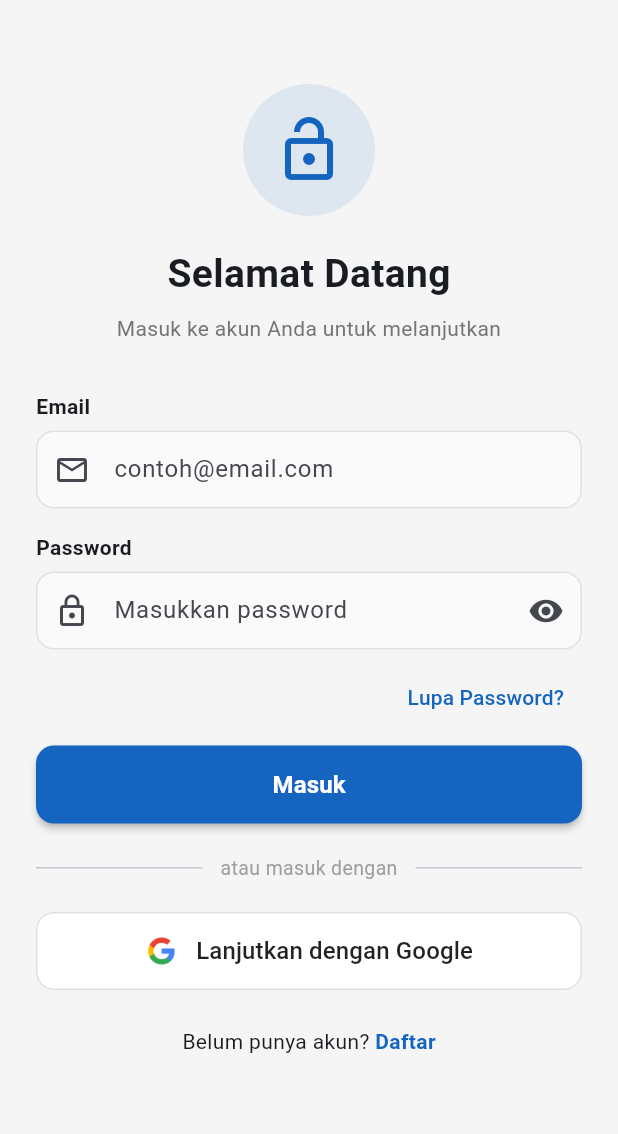
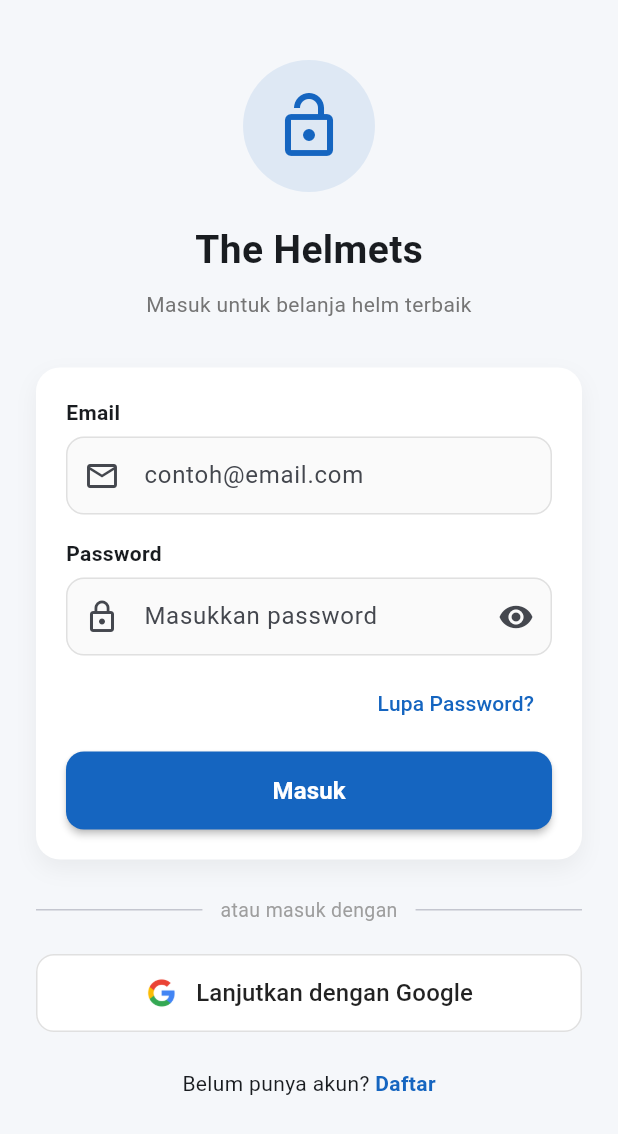
Before and after one commit to CoupDerace/UTS_helm_1123150012, a Flutter app: the screen it shows after launch, on a phone screen of 412 x 824 dp. Shown: the top 1134 px of the screen. Run offline on Flutter 3.47's test engine with Material 3 defaults, Android fonts, the phone set to English and light mode, and no system bars; our stand-ins replace dio, email_validator, equatable, firebase_auth, firebase_core, flutter_secure_storage and 1 more; accounts and stored records are empty.

Commit message:
fix file
benerin dikit

```diff
--- a/lib/core/constants/api_constant.dart
+++ b/lib/core/constants/api_constant.dart
@@ -1,5 +1,5 @@
 class ApiConstant {
-  static const String baseUrl = 'http://10.0.2.2:8080/v1';
+  static const String baseUrl = 'http://10.86.2.204:8080/v1';
 
   //auth endpoints
   static const String verifyToken = '/auth/verify-token';
--- a/lib/features/auth/presentation/pages/login_page.dart
+++ b/lib/features/auth/presentation/pages/login_page.dart
@@ -2,6 +2,7 @@
 import 'package:provider/provider.dart';
 import 'package:email_validator/email_validator.dart';
 import 'package:firebase_auth/firebase_auth.dart' hide AuthProvider;
+
 import '../providers/auth_provider.dart';
 import '../../../../core/routes/app_router.dart';
 import '../widgets/auth_header.dart';
@@ -10,6 +11,7 @@
 import '../widgets/loading_overlay.dart';
 import '../widgets/divider_with_text.dart';
 import '../widgets/google_sign_in_button.dart';
+
 class LoginPage extends StatefulWidget {
   const LoginPage({super.key});
 
@@ -30,7 +32,6 @@
     super.dispose();
   }
 
-  /// Handler untuk login email/password
   Future<void> _loginEmail() async {
     if (!_formKey.currentState!.validate()) return;
 
@@ -44,7 +45,6 @@
     _handleLoginResult(ok, auth);
   }
 
-  /// Handler untuk login Google
   Future<void> _loginGoogle() async {
     final auth = context.read<AuthProvider>();
     final ok = await auth.loginWithGoogle();
@@ -52,7 +52,6 @@
     _handleLoginResult(ok, auth);
   }
 
-  /// Routing berdasarkan hasil login
   void _handleLoginResult(bool ok, AuthProvider auth) {
     if (ok) {
       Navigator.pushReplacementNamed(context, AppRouter.dashboard);
@@ -73,6 +72,7 @@
     showDialog(
       context: context,
       builder: (_) => AlertDialog(
+        shape: RoundedRectangleBorder(borderRadius: BorderRadius.circular(16)),
         title: const Text('Reset Password'),
         content: CustomTextField(
           label: 'Email',
@@ -107,20 +107,39 @@
       isLoading: isLoading,
       message: 'Masuk ke akun...',
       child: Scaffold(
+        backgroundColor: const Color(0xFFF5F7FA),
         body: SafeArea(
           child: SingleChildScrollView(
-            padding: const EdgeInsets.all(24),
+            padding: const EdgeInsets.symmetric(horizontal: 24, vertical: 16),
             child: Form(
               key: _formKey,
               child: Column(
                 children: [
-                  const SizedBox(height: 32),
+                  const SizedBox(height: 24),
+
                   const AuthHeader(
                     icon: Icons.lock_open_outlined,
-                    title: 'Selamat Datang',
-                    subtitle: 'Masuk ke akun Anda untuk melanjutkan',
+                    title: 'The Helmets',
+                    subtitle: 'Masuk untuk belanja helm terbaik',
                   ),
+
                   const SizedBox(height: 32),
+
+                  Container(
+                    padding: const EdgeInsets.all(20),
+                    decoration: BoxDecoration(
+                      color: Colors.white,
+                      borderRadius: BorderRadius.circular(16),
+                      boxShadow: [
+                        BoxShadow(
+                          color: Colors.black.withOpacity(0.05),
+                          blurRadius: 12,
+                          offset: const Offset(0, 6),
+                        ),
+                      ],
+                    ),
+                    child: Column(
+                      children: [
                         CustomTextField(
                           label: 'Email',
                           hint: 'contoh@email.com',
@@ -135,7 +154,9 @@
                             return null;
                           },
                         ),
+
                         const SizedBox(height: 16),
+
                         CustomTextField(
                           label: 'Password',
                           hint: 'Masukkan password',
@@ -144,35 +165,52 @@
                           prefixIcon: const Icon(Icons.lock_outline),
                           suffixIcon: IconButton(
                             icon: Icon(
-                        _showPass ? Icons.visibility_off : Icons.visibility,
+                              _showPass
+                                  ? Icons.visibility_off
+                                  : Icons.visibility,
                             ),
-                      onPressed: () => setState(() => _showPass = !_showPass),
+                            onPressed: () =>
+                                setState(() => _showPass = !_showPass),
                           ),
                           validator: (v) =>
                               (v?.isEmpty ?? true) ? 'Password wajib diisi' : null,
                         ),
+
                         const SizedBox(height: 8),
+
                         Align(
                           alignment: Alignment.centerRight,
                           child: TextButton(
-                      onPressed: () => _showForgotPasswordDialog(context),
+                            onPressed: () =>
+                                _showForgotPasswordDialog(context),
                             child: const Text('Lupa Password?'),
                           ),
                         ),
+
                         const SizedBox(height: 8),
+
                         CustomButton(
                           label: 'Masuk',
                           onPressed: _loginEmail,
                           isLoading: isLoading,
                         ),
+                      ],
+                    ),
+                  ),
+
+                  const SizedBox(height: 24),
+
+                  const DividerWithText(text: 'atau masuk dengan'),
+
                   const SizedBox(height: 20),
-                  const DividerWithText(text: 'atau masuk dengan'),
-                  const SizedBox(height: 20),
+
                   GoogleSignInButton(
                     onPressed: _loginGoogle,
                     isLoading: isLoading,
                   ),
+
                   const SizedBox(height: 24),
+
                   Row(
                     mainAxisAlignment: MainAxisAlignment.center,
                     children: [
```
Also changed, not shown: lib/features/auth/presentation/providers/auth_provider.dart (+26 -18 lines). Lines whose indentation alone changed are shown as unchanged.
